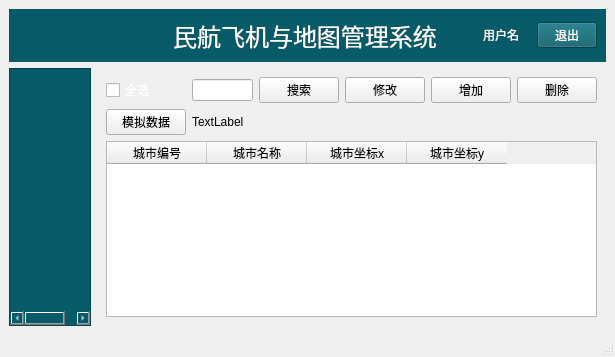
Qt form mainwindow.ui (Sunbotao-1/Plane) before a commit.
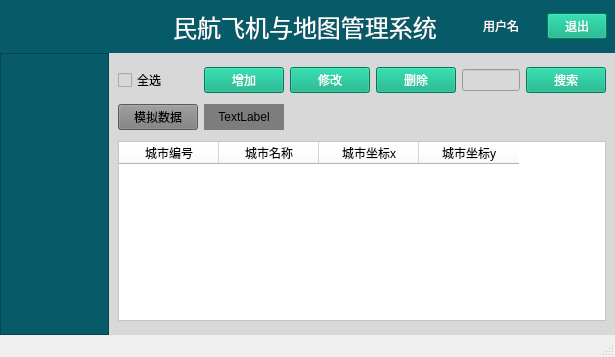
The same form after that commit. Icons and pictures are not drawn.

Patch:
```diff
--- a/mainwindow.ui
+++ b/mainwindow.ui
@@ -24,14 +24,32 @@
    <property name="styleSheet">
     <string notr="true">QWidget#centralwidget{background-color: rgb(0, 0, 127);};</string>
    </property>
-   <layout class="QGridLayout" name="gridLayout_3">
+   <layout class="QGridLayout" name="gridLayout_4">
+    <property name="leftMargin">
+     <number>0</number>
+    </property>
+    <property name="topMargin">
+     <number>0</number>
+    </property>
+    <property name="rightMargin">
+     <number>0</number>
+    </property>
+    <property name="bottomMargin">
+     <number>0</number>
+    </property>
+    <property name="spacing">
+     <number>0</number>
+    </property>
     <item row="0" column="0" colspan="2">
-     <widget class="QWidget" name="widget" native="true">
+     <widget class="QWidget" name="bg_title" native="true">
       <property name="styleSheet">
        <string notr="true">background-color: rgb(7, 90, 103);
 color: rgb(255, 255, 255);</string>
       </property>
       <layout class="QGridLayout" name="gridLayout_2" columnstretch="1,1,1">
+       <property name="rightMargin">
+        <number>8</number>
+       </property>
        <item row="0" column="1">
         <widget class="QLabel" name="label">
          <property name="font">
@@ -109,6 +127,10 @@
               <height>16777215</height>
              </size>
             </property>
+            <property name="styleSheet">
+             <string notr="true">background-color: rgb(0, 170, 127);
+color: rgb(255, 255, 255);</string>
+            </property>
             <property name="text">
              <string>退出</string>
             </property>
@@ -120,27 +142,84 @@
       </layout>
      </widget>
     </item>
+    <item row="1" column="0">
+     <widget class="QTreeWidget" name="treeWidget">
+      <property name="maximumSize">
+       <size>
+        <width>160</width>
+        <height>16777215</height>
+       </size>
+      </property>
+      <property name="styleSheet">
+       <string notr="true">background-color: rgb(7, 90, 103);
+color: rgb(255, 255, 255);</string>
+      </property>
+      <attribute name="headerVisible">
+       <bool>false</bool>
+      </attribute>
+      <column>
+       <property name="text">
+        <string notr="true">1</string>
+       </property>
+      </column>
+     </widget>
+    </item>
     <item row="1" column="1">
      <widget class="QStackedWidget" name="stackedWidget">
+      <property name="styleSheet">
+       <string notr="true">background-color: rgb(216, 216, 216);</string>
+      </property>
       <property name="currentIndex">
        <number>0</number>
       </property>
       <widget class="QWidget" name="page">
-       <layout class="QGridLayout" name="gridLayout_4">
-        <item row="0" column="3">
+       <layout class="QGridLayout" name="gridLayout_3">
+        <item row="2" column="1">
+         <widget class="QLabel" name="lb_cnt">
+          <property name="styleSheet">
+           <string notr="true">background-color: rgb(125, 125, 125);</string>
+          </property>
+          <property name="text">
+           <string>&lt;html&gt;&lt;head/&gt;&lt;body&gt;&lt;p align=&quot;center&quot;&gt;TextLabel&lt;/p&gt;&lt;/body&gt;&lt;/html&gt;</string>
+          </property>
+         </widget>
+        </item>
+        <item row="0" column="0">
+         <widget class="QCheckBox" name="checkBox">
+          <property name="styleSheet">
+           <string notr="true">color: rgb(0, 0, 0);</string>
+          </property>
+          <property name="text">
+           <string>全选</string>
+          </property>
+         </widget>
+        </item>
+        <item row="0" column="2">
          <widget class="QPushButton" name="pushButton_4">
+          <property name="styleSheet">
+           <string notr="true">color: rgb(255, 255, 255);
+background-color: rgb(0, 170, 127);</string>
+          </property>
           <property name="text">
            <string>修改</string>
           </property>
          </widget>
         </item>
-        <item row="0" column="1">
-         <widget class="QLineEdit" name="le_search"/>
-        </item>
-        <item row="0" column="2">
-         <widget class="QPushButton" name="btn_search">
+        <item row="2" column="0">
+         <widget class="QPushButton" name="btn_simulation">
+          <property name="styleSheet">
+           <string notr="true">background-color: rgb(125, 125, 125);</string>
+          </property>
           <property name="text">
-           <string>搜索</string>
+           <string>模拟数据</string>
+          </property>
+         </widget>
+        </item>
+        <item row="0" column="4">
+         <widget class="QLineEdit" name="le_search">
+          <property name="styleSheet">
+           <string notr="true">color: rgb(0, 0, 0);
+border-color: rgb(0, 0, 0);</string>
           </property>
          </widget>
         </item>
@@ -152,6 +231,9 @@
             <height>180</height>
            </size>
           </property>
+          <property name="styleSheet">
+           <string notr="true">background-color: rgb(255, 255, 255);</string>
+          </property>
           <column>
            <property name="text">
             <string>城市编号</string>
@@ -174,42 +256,36 @@
           </column>
          </widget>
         </item>
-        <item row="0" column="4">
-         <widget class="QPushButton" name="pushButton_3">
-          <property name="text">
-           <string>增加</string>
-          </property>
-         </widget>
-        </item>
-        <item row="0" column="0">
-         <widget class="QCheckBox" name="checkBox">
-          <property name="styleSheet">
-           <string notr="true">
-color: rgb(255, 255, 255);</string>
-          </property>
-          <property name="text">
-           <string>全选</string>
-          </property>
-         </widget>
-        </item>
         <item row="0" column="5">
+         <widget class="QPushButton" name="btn_search">
+          <property name="styleSheet">
+           <string notr="true">background-color: rgb(0, 170, 127);
+color: rgb(255, 255, 255);</string>
+          </property>
+          <property name="text">
+           <string>搜索</string>
+          </property>
+         </widget>
+        </item>
+        <item row="0" column="3">
          <widget class="QPushButton" name="pushButton_5">
+          <property name="styleSheet">
+           <string notr="true">background-color: rgb(0, 170, 127);
+color: rgb(255, 255, 255);</string>
+          </property>
           <property name="text">
            <string>删除</string>
           </property>
          </widget>
         </item>
-        <item row="1" column="0">
-         <widget class="QPushButton" name="btn_simulation">
-          <property name="text">
-           <string>模拟数据</string>
+        <item row="0" column="1">
+         <widget class="QPushButton" name="pushButton_3">
+          <property name="styleSheet">
+           <string notr="true">color: rgb(255, 255, 255);
+background-color: rgb(0, 170, 127);</string>
           </property>
-         </widget>
-        </item>
-        <item row="1" column="1">
-         <widget class="QLabel" name="lb_cnt">
           <property name="text">
-           <string>TextLabel</string>
+           <string>增加</string>
           </property>
          </widget>
         </item>
@@ -218,28 +294,6 @@
       <widget class="QWidget" name="page_2"/>
      </widget>
     </item>
-    <item row="1" column="0">
-     <widget class="QTreeWidget" name="treeWidget">
-      <property name="maximumSize">
-       <size>
-        <width>130</width>
-        <height>16777215</height>
-       </size>
-      </property>
-      <property name="styleSheet">
-       <string notr="true">background-color: rgb(7, 90, 103);
-color: rgb(255, 255, 255);</string>
-      </property>
-      <attribute name="headerVisible">
-       <bool>false</bool>
-      </attribute>
-      <column>
-       <property name="text">
-        <string notr="true">1</string>
-       </property>
-      </column>
-     </widget>
-    </item>
    </layout>
   </widget>
   <widget class="QMenuBar" name="menubar">
```
Left out of the diff: 2 changed lines with no effect on the pictures.
